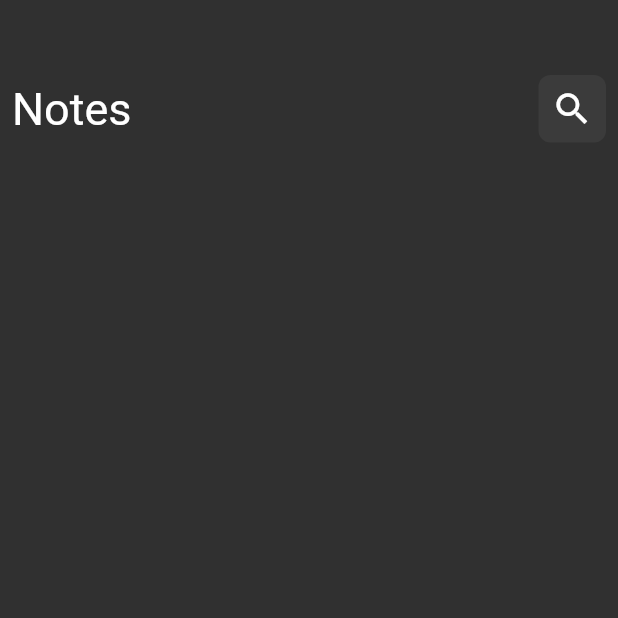
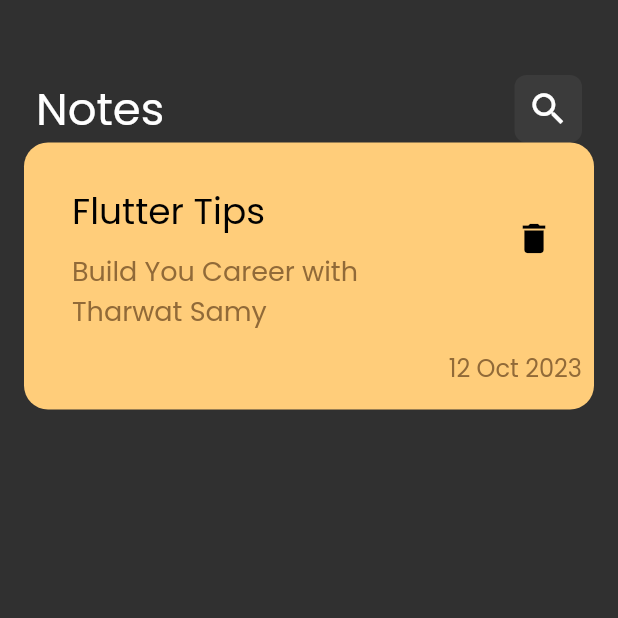
Before and after one commit to Menna-Newear/notes_app, a Flutter app: the screen it shows after launch, on a phone screen of 412 x 824 dp, the top half of it. Run offline on Flutter 3.47's test engine with Material 2 defaults, Android fonts, the phone set to English and light mode, and no system bars.

Commit message:
Creating note card

```diff
--- a/lib/main.dart
+++ b/lib/main.dart
@@ -12,7 +12,10 @@ class NotesApp extends StatelessWidget {
   Widget build(BuildContext context) {
     return MaterialApp(
       debugShowCheckedModeBanner: false,
-      theme: ThemeData.dark(),
+      theme: ThemeData(
+        brightness: Brightness.dark,
+        fontFamily: "Poppins",
+      ),
       routes: {HomePage.id: (context) => HomePage()},
       initialRoute: HomePage.id,
     );
--- /dev/null
+++ b/lib/widgets/noteCard.dart
@@ -0,0 +1,63 @@
+import 'package:flutter/material.dart';
+
+class NoteCard extends StatelessWidget {
+  const NoteCard({super.key});
+
+  @override
+  Widget build(BuildContext context) {
+    return Container(
+      padding: const EdgeInsets.only(
+        left: 16,
+        top: 24,
+      ),
+      decoration: BoxDecoration(
+          color: const Color(0xffFFCD7A),
+          borderRadius: BorderRadius.circular(16)),
+      child: Column(
+        crossAxisAlignment: CrossAxisAlignment.end,
+        children: [
+          ListTile(
+            title: const Text(
+              "Flutter Tips",
+              style: TextStyle(
+                color: Colors.black,
+                fontSize: 24,
+              ),
+            ),
+            subtitle: const Padding(
+              padding: EdgeInsets.symmetric(vertical: 8.0),
+              child: Text(
+                "Build You Career with Tharwat Samy",
+                style: TextStyle(
+                  color: Color(0xff916A38),
+                  fontSize: 18,
+                ),
+              ),
+            ),
+            trailing: IconButton(
+              onPressed: () {},
+              icon: const Icon(
+                Icons.delete,
+                color: Colors.black,
+                size: 26,
+              ),
+            ),
+          ),
+          const Padding(
+            padding: EdgeInsets.only(
+              right: 8.0,
+              bottom: 16,
+            ),
+            child: Text(
+              "12 Oct 2023",
+              style: TextStyle(
+                color: Color(0xff916A38),
+                fontSize: 16,
+              ),
+            ),
+          )
+        ],
+      ),
+    );
+  }
+}
--- a/lib/widgets/notesViewBodyWidget.dart
+++ b/lib/widgets/notesViewBodyWidget.dart
@@ -1,18 +1,23 @@
 import 'package:flutter/material.dart';
-import 'package:notes_app/widgets/custimAppBarWidget.dart';
+import 'package:notes_app/widgets/customAppBarWidget.dart';
+import 'package:notes_app/widgets/noteCard.dart';
 
 class NotesViewBodyWidget extends StatelessWidget {
   const NotesViewBodyWidget({super.key});
 
   @override
   Widget build(BuildContext context) {
-    return Column(
+    return Padding(
+      padding: const EdgeInsets.symmetric(horizontal: 16.0),
+      child: Column(
         children: [
           SizedBox(
             height: 50,
           ),
           CustomAppBarWidget(),
+          NoteCard(),
         ],
+      ),
     );
   }
 }
```
Also changed, not shown: pubspec.yaml (+4 -4 lines), assets/fonts/Poppins-Regular.ttf (added), lib/widgets/customAppBarWidget.dart (renamed from lib/widgets/custimAppBarWidget.dart), 1 other file. Lines whose indentation alone changed are shown as unchanged.
